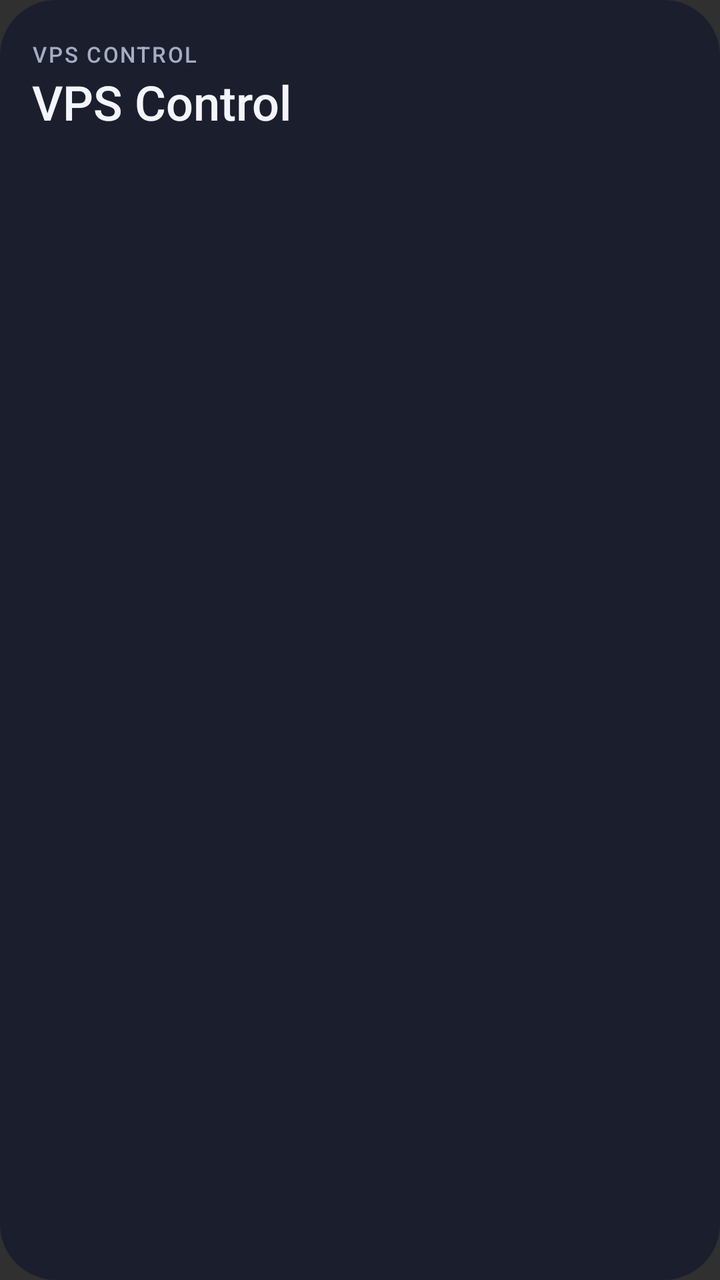
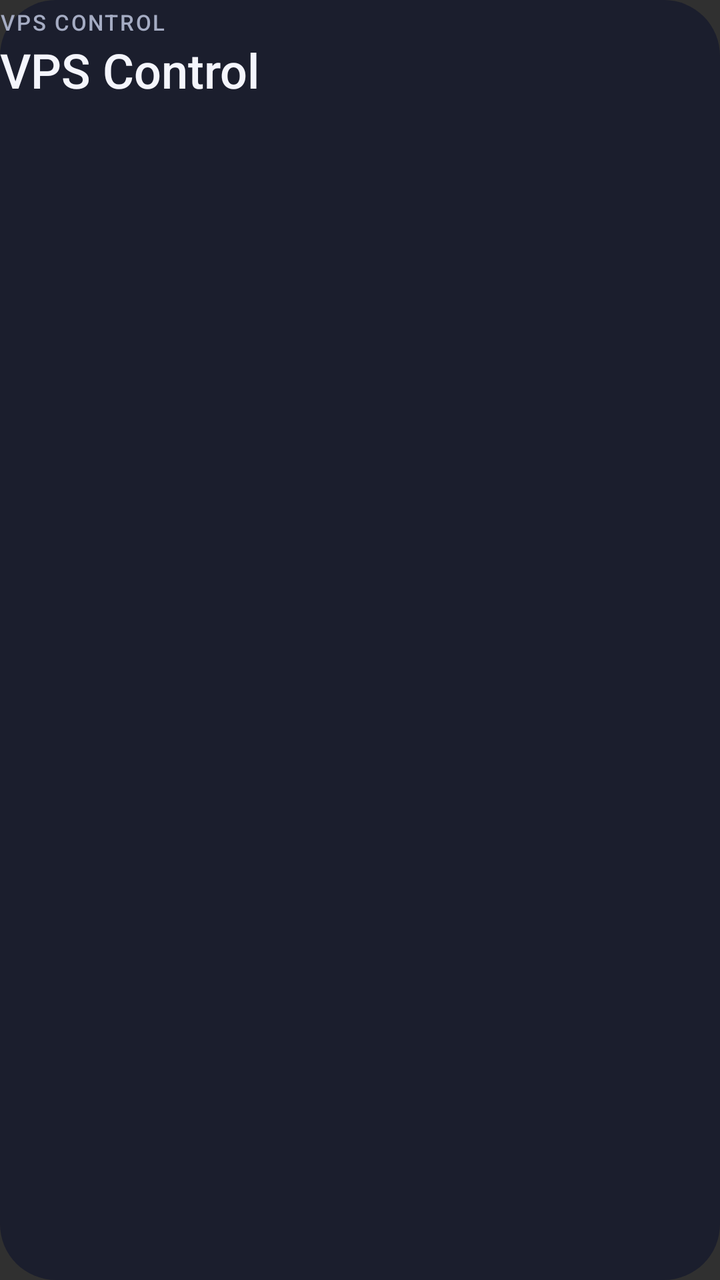

An Android layout rendered at two revisions. The XML below is the earlier revision; the diff shows what the commit changed to produce the second picture.
<!-- AndroidManifest.xml: application theme android:Theme.Material.NoActionBar -->
<!-- res/layout/widget.xml -->
<LinearLayout xmlns:android="http://schemas.android.com/apk/res/android" android:id="@+id/root" android:orientation="vertical" android:layout_width="match_parent" android:layout_height="match_parent" android:padding="16dp" android:background="@drawable/card_bg">
 <LinearLayout android:orientation="horizontal" android:layout_width="match_parent" android:layout_height="22dp" android:gravity="center_vertical">
  <TextView android:id="@+id/title" android:layout_width="0dp" android:layout_weight="1" android:layout_height="match_parent" android:gravity="center_vertical" android:text="VPS CONTROL" android:textColor="#A5ACC3" android:fontFamily="sans-serif-medium" android:textSize="11sp" android:letterSpacing="0.08" android:maxLines="1" android:ellipsize="end"/>
  <ImageView android:id="@+id/refresh" android:layout_width="32dp" android:layout_height="match_parent" android:padding="4dp" android:scaleType="fitCenter" android:contentDescription="Refresh"/>
 </LinearLayout>
 <TextView android:id="@+id/headline" android:text="VPS Control" android:textColor="#F4F5FC" android:layout_width="match_parent" android:layout_height="wrap_content" android:fontFamily="sans-serif-medium" android:textSize="24sp" android:maxLines="1" android:ellipsize="end" android:includeFontPadding="false"/>
 <TextView android:id="@+id/summary" android:textColor="#64DDB1" android:layout_width="match_parent" android:layout_height="wrap_content" android:paddingTop="4dp" android:textSize="12sp" android:maxLines="1" android:ellipsize="end" android:includeFontPadding="false"/>
 <ImageView android:id="@+id/visual" android:layout_width="match_parent" android:layout_height="0dp" android:layout_weight="1" android:scaleType="fitCenter" android:paddingTop="4dp" android:paddingBottom="5dp" android:importantForAccessibility="yes"/>
 <TextView android:id="@+id/stamp" android:layout_width="match_parent" android:layout_height="wrap_content" android:textSize="11sp" android:maxLines="1" android:ellipsize="end" android:includeFontPadding="false"/>
</LinearLayout>
<!-- resources referenced by this layout -->
<resources>
  <!-- drawable card_bg (drawable) -->
  <shape xmlns:android="http://schemas.android.com/apk/res/android"><solid android:color="#1B1E2D"/><corners android:radius="28dp"/></shape>
</resources>

<!-- the commit's change to res/layout/widget.xml (unified diff, before → after) -->
@@ -1,6 +1,9 @@
-<LinearLayout xmlns:android="http://schemas.android.com/apk/res/android" android:id="@+id/root" android:orientation="vertical" android:layout_width="match_parent" android:layout_height="match_parent" android:padding="16dp" android:background="@drawable/card_bg">
+<FrameLayout xmlns:android="http://schemas.android.com/apk/res/android" android:id="@+id/root" android:layout_width="match_parent" android:layout_height="match_parent">
+ <ImageView android:id="@+id/backdrop" android:layout_width="match_parent" android:layout_height="match_parent" android:src="@drawable/card_bg" android:scaleType="fitXY" android:importantForAccessibility="no"/>
+ <LinearLayout android:id="@+id/body" android:orientation="vertical" android:layout_width="match_parent" android:layout_height="match_parent">
  <LinearLayout android:orientation="horizontal" android:layout_width="match_parent" android:layout_height="22dp" android:gravity="center_vertical">
   <TextView android:id="@+id/title" android:layout_width="0dp" android:layout_weight="1" android:layout_height="match_parent" android:gravity="center_vertical" android:text="VPS CONTROL" android:textColor="#A5ACC3" android:fontFamily="sans-serif-medium" android:textSize="11sp" android:letterSpacing="0.08" android:maxLines="1" android:ellipsize="end"/>
+  <ImageView android:id="@+id/configure" android:layout_width="28dp" android:layout_height="match_parent" android:padding="4dp" android:scaleType="fitCenter" android:contentDescription="Widget settings"/>
   <ImageView android:id="@+id/refresh" android:layout_width="32dp" android:layout_height="match_parent" android:padding="4dp" android:scaleType="fitCenter" android:contentDescription="Refresh"/>
  </LinearLayout>
  <TextView android:id="@+id/headline" android:text="VPS Control" android:textColor="#F4F5FC" android:layout_width="match_parent" android:layout_height="wrap_content" android:fontFamily="sans-serif-medium" android:textSize="24sp" android:maxLines="1" android:ellipsize="end" android:includeFontPadding="false"/>
@@ -8,3 +11,4 @@
  <ImageView android:id="@+id/visual" android:layout_width="match_parent" android:layout_height="0dp" android:layout_weight="1" android:scaleType="fitCenter" android:paddingTop="4dp" android:paddingBottom="5dp" android:importantForAccessibility="yes"/>
  <TextView android:id="@+id/stamp" android:layout_width="match_parent" android:layout_height="wrap_content" android:textSize="11sp" android:maxLines="1" android:ellipsize="end" android:includeFontPadding="false"/>
 </LinearLayout>
+</FrameLayout>
